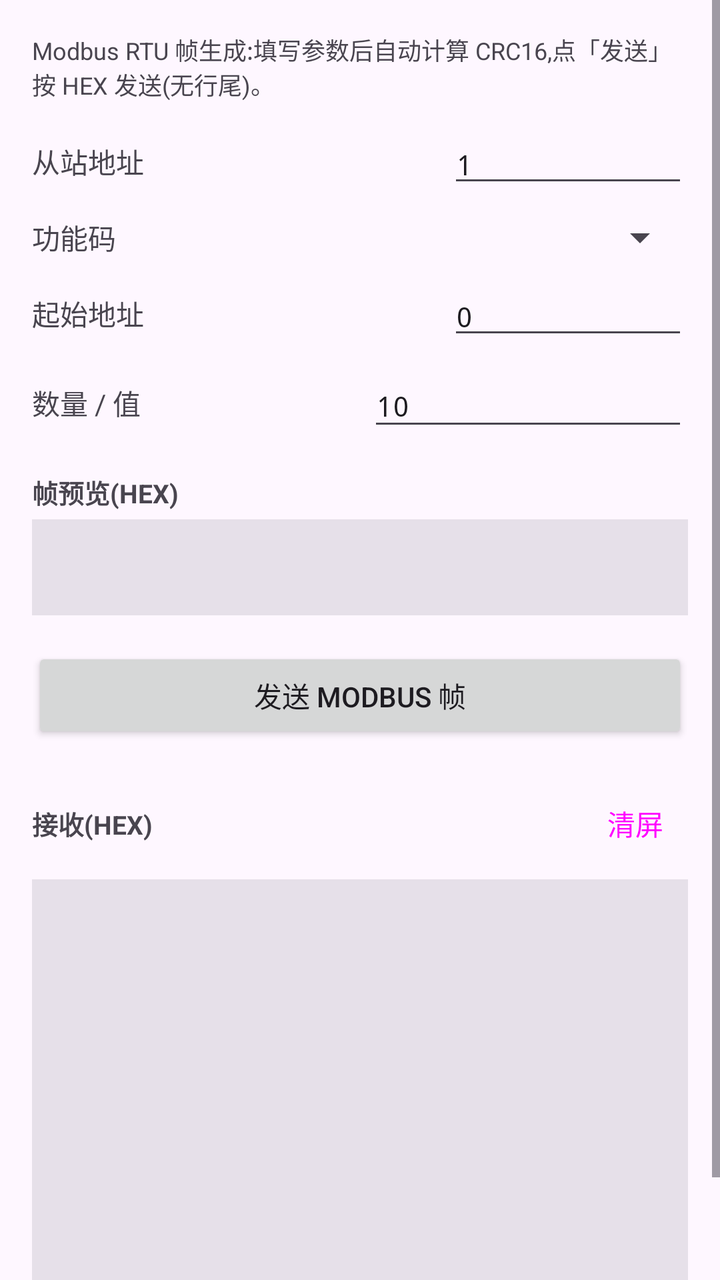
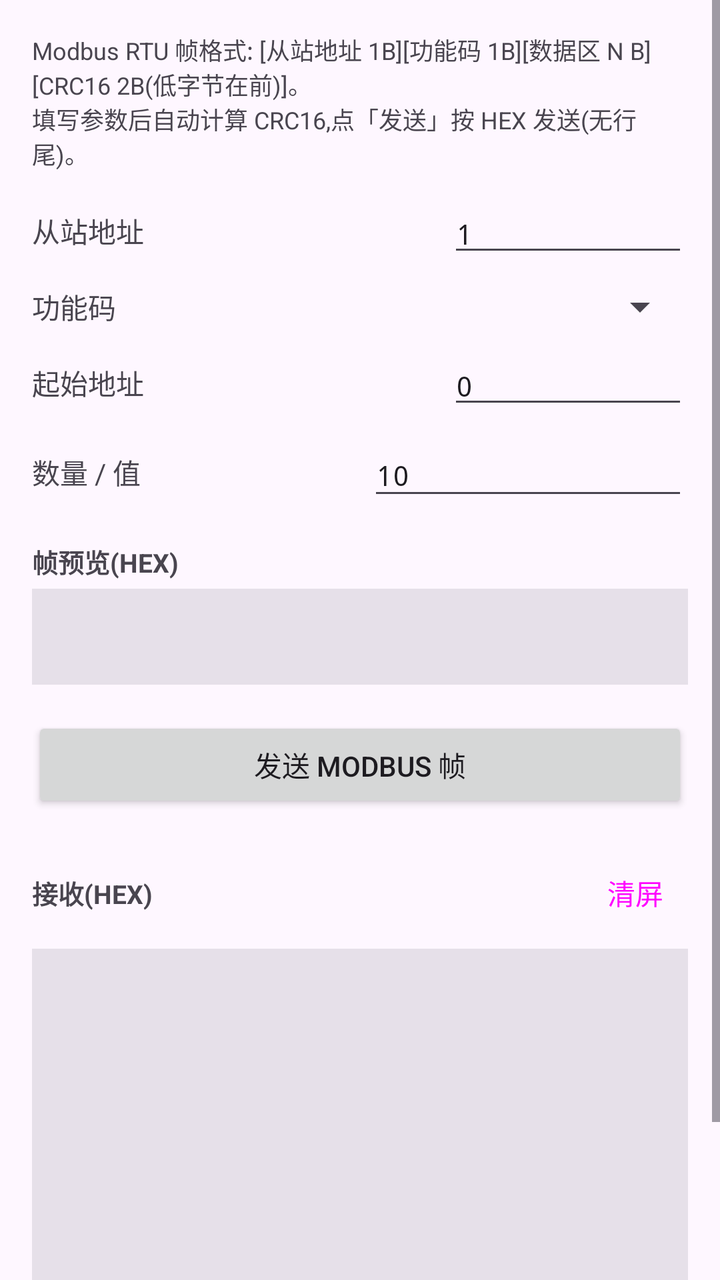

Two renders of the same Android screen: before a commit and after it. Below are the layout's source before the change and the commit's diff.
<!-- AndroidManifest.xml: application theme Theme.BluetoothSerial -->
<!-- res/layout/fragment_modbus.xml -->
<?xml version="1.0" encoding="utf-8"?>
<ScrollView xmlns:android="http://schemas.android.com/apk/res/android"
    android:layout_width="match_parent"
    android:layout_height="match_parent">

    <LinearLayout
        android:layout_width="match_parent"
        android:layout_height="wrap_content"
        android:orientation="vertical"
        android:padding="16dp">

        <TextView
            android:id="@+id/tvModbusHint"
            android:layout_width="match_parent"
            android:layout_height="wrap_content"
            android:layout_marginBottom="12dp"
            android:text="@string/modbus_hint"
            android:textColor="?attr/colorOnSurfaceVariant"
            android:textSize="12sp" />

        <LinearLayout
            android:layout_width="match_parent"
            android:layout_height="wrap_content"
            android:gravity="center_vertical"
            android:orientation="horizontal">

            <TextView
                android:layout_width="0dp"
                android:layout_height="wrap_content"
                android:layout_weight="1"
                android:text="@string/modbus_slave"
                android:textSize="14sp" />

            <EditText
                android:id="@+id/etSlave"
                android:layout_width="120dp"
                android:layout_height="wrap_content"
                android:fontFamily="monospace"
                android:inputType="number"
                android:maxLength="3"
                android:text="1"
                android:textSize="14sp" />
        </LinearLayout>

        <LinearLayout
            android:layout_width="match_parent"
            android:layout_height="wrap_content"
            android:layout_marginTop="8dp"
            android:gravity="center_vertical"
            android:orientation="horizontal">

            <TextView
                android:layout_width="0dp"
                android:layout_height="wrap_content"
                android:layout_weight="1"
                android:text="@string/modbus_func"
                android:textSize="14sp" />

            <Spinner
                android:id="@+id/spFunction"
                android:layout_width="200dp"
                android:layout_height="wrap_content" />
        </LinearLayout>

        <LinearLayout
            android:layout_width="match_parent"
            android:layout_height="wrap_content"
            android:layout_marginTop="8dp"
            android:gravity="center_vertical"
            android:orientation="horizontal">

            <TextView
                android:layout_width="0dp"
                android:layout_height="wrap_content"
                android:layout_weight="1"
                android:text="@string/modbus_start"
                android:textSize="14sp" />

            <EditText
                android:id="@+id/etStart"
                android:layout_width="120dp"
                android:layout_height="wrap_content"
                android:fontFamily="monospace"
                android:inputType="number"
                android:maxLength="5"
                android:text="0"
                android:textSize="14sp" />
        </LinearLayout>

        <LinearLayout
            android:layout_width="match_parent"
            android:layout_height="wrap_content"
            android:layout_marginTop="8dp"
            android:gravity="center_vertical"
            android:orientation="horizontal">

            <TextView
                android:layout_width="0dp"
                android:layout_height="wrap_content"
                android:layout_weight="1"
                android:text="@string/modbus_value"
                android:textSize="14sp" />

            <EditText
                android:id="@+id/etValue"
                android:layout_width="160dp"
                android:layout_height="wrap_content"
                android:fontFamily="monospace"
                android:hint="@string/modbus_value_hint_read"
                android:inputType="number"
                android:maxLength="40"
                android:text="10"
                android:textSize="14sp" />
        </LinearLayout>

        <TextView
            android:layout_width="match_parent"
            android:layout_height="wrap_content"
            android:layout_marginTop="16dp"
            android:text="@string/modbus_preview"
            android:textSize="13sp"
            android:textStyle="bold" />

        <TextView
            android:id="@+id/tvFramePreview"
            android:layout_width="match_parent"
            android:layout_height="wrap_content"
            android:layout_marginTop="4dp"
            android:background="?attr/colorSurfaceContainerHighest"
            android:fontFamily="monospace"
            android:minHeight="48dp"
            android:padding="8dp"
            android:textSize="13sp" />

        <Button
            android:id="@+id/btnSendModbus"
            android:layout_width="match_parent"
            android:layout_height="wrap_content"
            android:layout_marginTop="16dp"
            android:text="@string/modbus_send" />

        
        <LinearLayout
            android:layout_width="match_parent"
            android:layout_height="wrap_content"
            android:layout_marginTop="16dp"
            android:gravity="center_vertical"
            android:orientation="horizontal">

            <TextView
                android:layout_width="0dp"
                android:layout_height="wrap_content"
                android:layout_weight="1"
                android:text="@string/modbus_rx_label"
                android:textSize="13sp"
                android:textStyle="bold" />

            <Button
                android:id="@+id/btnModbusClear"
                style="@style/Widget.Material3.Button.TextButton"
                android:layout_width="wrap_content"
                android:layout_height="wrap_content"
                android:minWidth="0dp"
                android:text="@string/modbus_clear" />
        </LinearLayout>

        <ScrollView
            android:id="@+id/scrollModbusRx"
            android:layout_width="match_parent"
            android:layout_height="240dp"
            android:layout_marginTop="4dp"
            android:background="?attr/colorSurfaceContainerHighest"
            android:fillViewport="true"
            android:padding="8dp">

            <TextView
                android:id="@+id/tvModbusRx"
                android:layout_width="match_parent"
                android:layout_height="wrap_content"
                android:fontFamily="monospace"
                android:textIsSelectable="true"
                android:textSize="12sp" />
        </ScrollView>
    </LinearLayout>
</ScrollView>
<!-- resources referenced by this layout -->
<resources>
  <string name="modbus_clear">清屏</string>
  <string name="modbus_func">功能码</string>
  <string name="modbus_hint">Modbus RTU 帧生成:填写参数后自动计算 CRC16,点「发送」按 HEX 发送(无行尾)。</string>
  <string name="modbus_preview">帧预览(HEX)</string>
  <string name="modbus_rx_label">接收(HEX)</string>
  <string name="modbus_send">发送 Modbus 帧</string>
  <string name="modbus_slave">从站地址</string>
  <string name="modbus_start">起始地址</string>
  <string name="modbus_value">数量 / 值</string>
  <string name="modbus_value_hint_read">数量(1-2000)</string>
  <style name="Theme.BluetoothSerial" parent="Theme.Material3.DayNight.NoActionBar">
          <item name="colorPrimary">@color/primary</item>
          <item name="colorSecondary">@color/accent</item>
      </style>
  <color name="primary">#1565C0</color>
  <color name="accent">#00BCD4</color>
</resources>

<!-- the commit's change to res/layout/fragment_modbus.xml (unified diff, before → after) -->
@@ -58,7 +58,7 @@
 
             <Spinner
                 android:id="@+id/spFunction"
-                android:layout_width="200dp"
+                android:layout_width="160dp"
                 android:layout_height="wrap_content" />
         </LinearLayout>
 
<!-- resource entries referenced after the edit -->
@@ -2,7 +2,7 @@
 <resources>
   <string name="modbus_clear">清屏</string>
   <string name="modbus_func">功能码</string>
-  <string name="modbus_hint">Modbus RTU 帧生成:填写参数后自动计算 CRC16,点「发送」按 HEX 发送(无行尾)。</string>
+  <string name="modbus_hint">Modbus RTU 帧格式: [从站地址 1B][功能码 1B][数据区 N B][CRC16 2B(低字节在前)]。\n填写参数后自动计算 CRC16,点「发送」按 HEX 发送(无行尾)。</string>
   <string name="modbus_preview">帧预览(HEX)</string>
   <string name="modbus_rx_label">接收(HEX)</string>
   <string name="modbus_send">发送 Modbus 帧</string>
